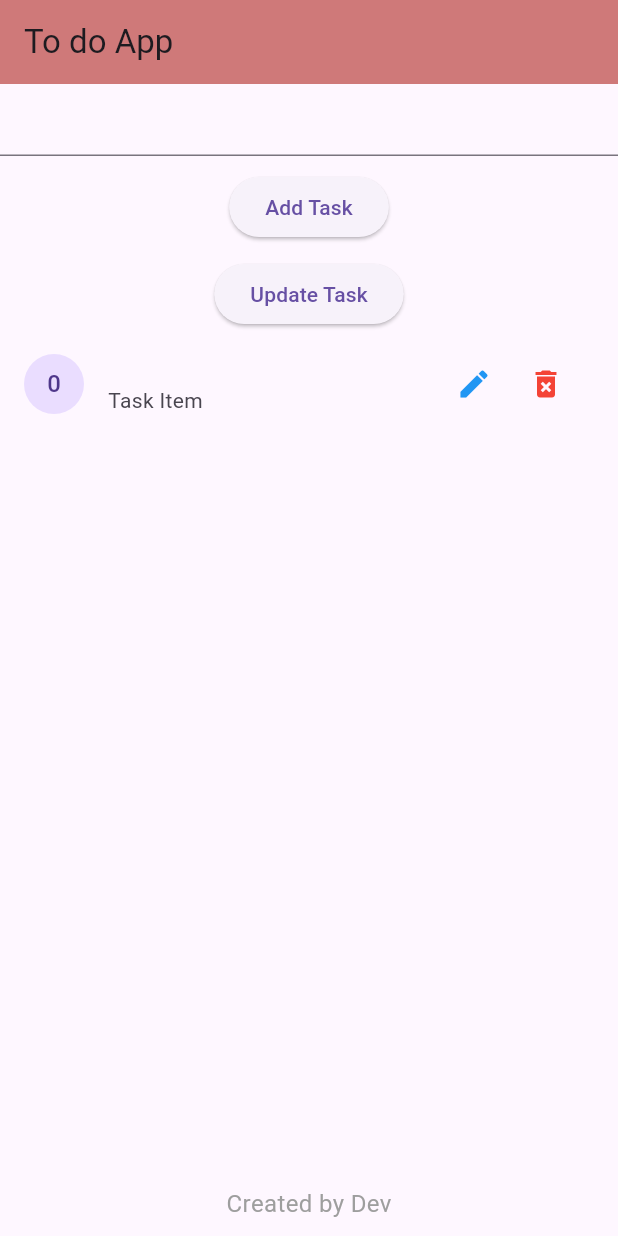
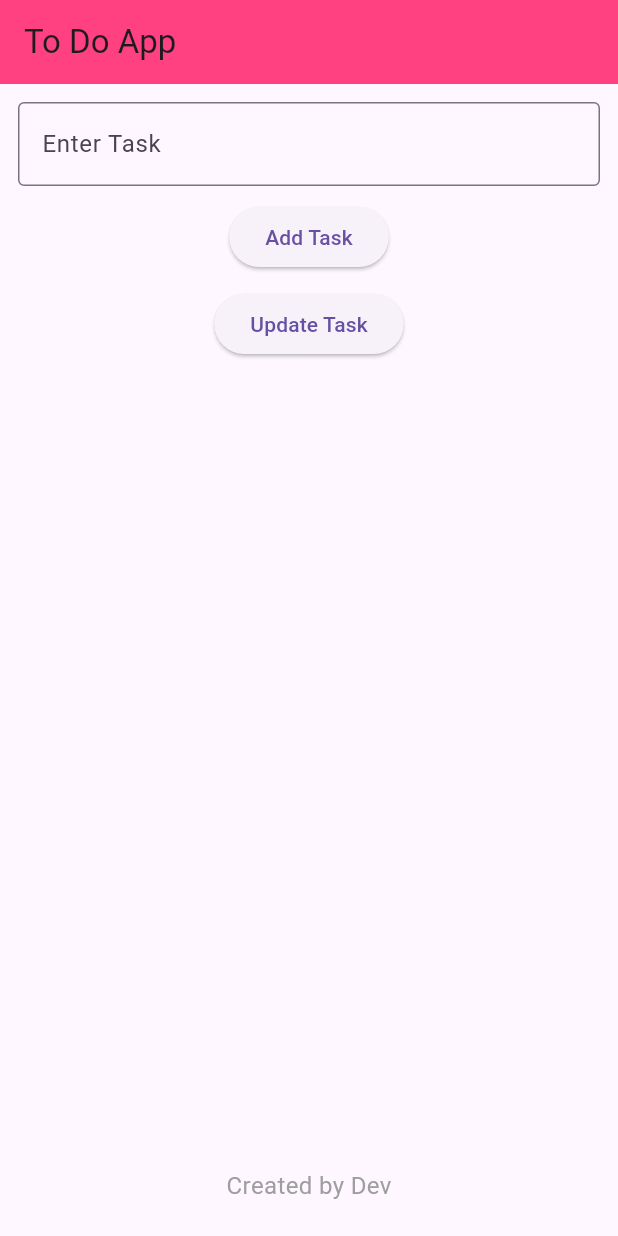
Before and after one commit to devpawar5871/To-Do-Application, a Flutter app: the screen it shows after launch, after a tap on "Add Task", on a phone screen of 412 x 824 dp. Run offline on Flutter 3.47's test engine with Material 3 defaults, Android fonts, the phone set to English and light mode, and no system bars.

Commit message:
Update main.dart

```diff
--- a/lib/main.dart
+++ b/lib/main.dart
@@ -1,15 +1,13 @@
 import 'package:flutter/material.dart';
 
-void main() => runApp(
+void main() {
+  runApp(
     MaterialApp(
-    title: "Navigation App",
+      debugShowCheckedModeBanner: false,
       home: MyApp(),
-    initialRoute: "Home",
-    routes: {
-      "Home": (context) => const MyApp(),
-    },
     ),
   );
+}
 
 class MyApp extends StatefulWidget {
   const MyApp({super.key});
@@ -21,106 +19,152 @@ class MyApp extends StatefulWidget {
 class _MyAppState extends State<MyApp> {
   TextEditingController txt1 = TextEditingController();
 
-  var mylist = [];
+  List<String> mylist = [];
   int? editingText;
 
   @override
   Widget build(BuildContext context) {
     return Scaffold(
       appBar: AppBar(
-        title: Text("To do App"),
-        backgroundColor: const Color.fromARGB(255, 207, 121, 121),
+        title: Text("To Do App"),
+        backgroundColor: Colors.pinkAccent,
       ),
-      body: Column(
+
+      body: Padding(
+        padding: const EdgeInsets.all(12),
+        child: Column(
           children: [
-          TextField(controller: txt1),
+
+            /// TextField
+            TextField(
+              controller: txt1,
+              decoration: InputDecoration(
+                hintText: "Enter Task",
+                border: OutlineInputBorder(),
+              ),
+            ),
+
             SizedBox(height: 10),
 
+            /// Add Button
             ElevatedButton(
-            onPressed: () {
-              result();
-            },
+              onPressed: addTask,
               child: Text("Add Task"),
             ),
 
             SizedBox(height: 10),
 
+            /// Update Button
             ElevatedButton(
-            onPressed: () {
-              edittext();
-            },
+              onPressed: updateTask,
               child: Text("Update Task"),
             ),
 
+            SizedBox(height: 10),
+
+            /// Task List
             Expanded(
               child: ListView.builder(
                 itemCount: mylist.length,
                 itemBuilder: (context, index) {
-                return ListTile(
-                  leading: CircleAvatar(child: Text("$index")),
+                  return Card(
+                    child: ListTile(
+                      leading: CircleAvatar(
+                        child: Text("${index + 1}"),
+                      ),
+
                       title: Text(mylist[index]),
+
                       subtitle: Text("Task Item"),
+
                       trailing: Row(
                         mainAxisSize: MainAxisSize.min,
                         children: [
+
+                          /// Edit Button
                           IconButton(
                             onPressed: () {
-                          edit(index);
+                              editTask(index);
                             },
-                        icon: Icon(Icons.edit, color: Colors.blue),
+                            icon: Icon(
+                              Icons.edit,
+                              color: Colors.blue,
                             ),
+                          ),
+
+                          /// Delete Button
                           IconButton(
                             onPressed: () {
-                          delete(index);
+                              deleteTask(index);
                             },
-                        icon: Icon(Icons.delete_forever, color: Colors.red),
+                            icon: Icon(
+                              Icons.delete,
+                              color: Colors.red,
+                            ),
                           ),
                         ],
+                      ),
                     ),
                   );
                 },
               ),
             ),
 
-          // ✅ Footer Text (Correct Place)
+            /// Footer
             Padding(
               padding: EdgeInsets.all(10),
               child: Text(
                 "Created by Dev",
-              style: TextStyle(fontSize: 16, color: Colors.grey),
+                style: TextStyle(
+                  fontSize: 16,
+                  color: Colors.grey,
+                ),
               ),
             ),
           ],
         ),
+      ),
     );
   }
 
-  void result() {
-    var sub1 = txt1.text;
+  /// Add Task
+  void addTask() {
+    String task = txt1.text.trim();
+
+    if (task.isNotEmpty) {
       setState(() {
-      mylist.add(sub1);
+        mylist.add(task);
         txt1.clear();
-    });
-  }
-
-  void edit(index) {
-    setState(() {
-      txt1.text = mylist[index].toString();
-      editingText = index;
-    });
-  }
-
-  void edittext() {
-    if (editingText != null) {
-      setState(() {
-        mylist[editingText!] = txt1.text;
-        txt1.clear();
-        editingText = null;
       });
     }
   }
 
-  void delete(int index) {
+  /// Edit Task
+  void editTask(int index) {
+    txt1.text = mylist[index];
+    editingText = index;
+  }
+
+  /// Update Task
+  void updateTask() {
+    if (editingText != null && txt1.text.trim().isNotEmpty) {
+      setState(() {
+        mylist[editingText!] = txt1.text.trim();
+
+        txt1.clear();
+        editingText = null;
+      });
+
+      ScaffoldMessenger.of(context).showSnackBar(
+        SnackBar(
+          content: Text("Task Updated Successfully"),
+        ),
+      );
+    }
+  }
+
+  /// Delete Task
+  void deleteTask(int index) {
     setState(() {
       mylist.removeAt(index);
     });
```
Lines whose indentation alone changed are shown as unchanged.
